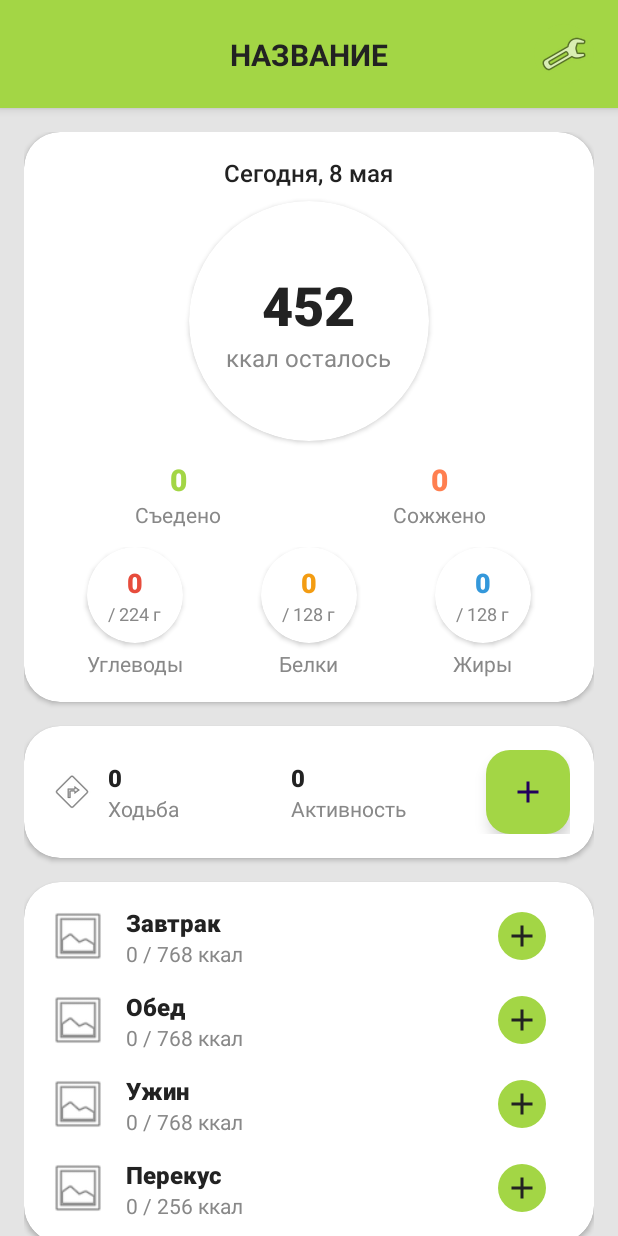
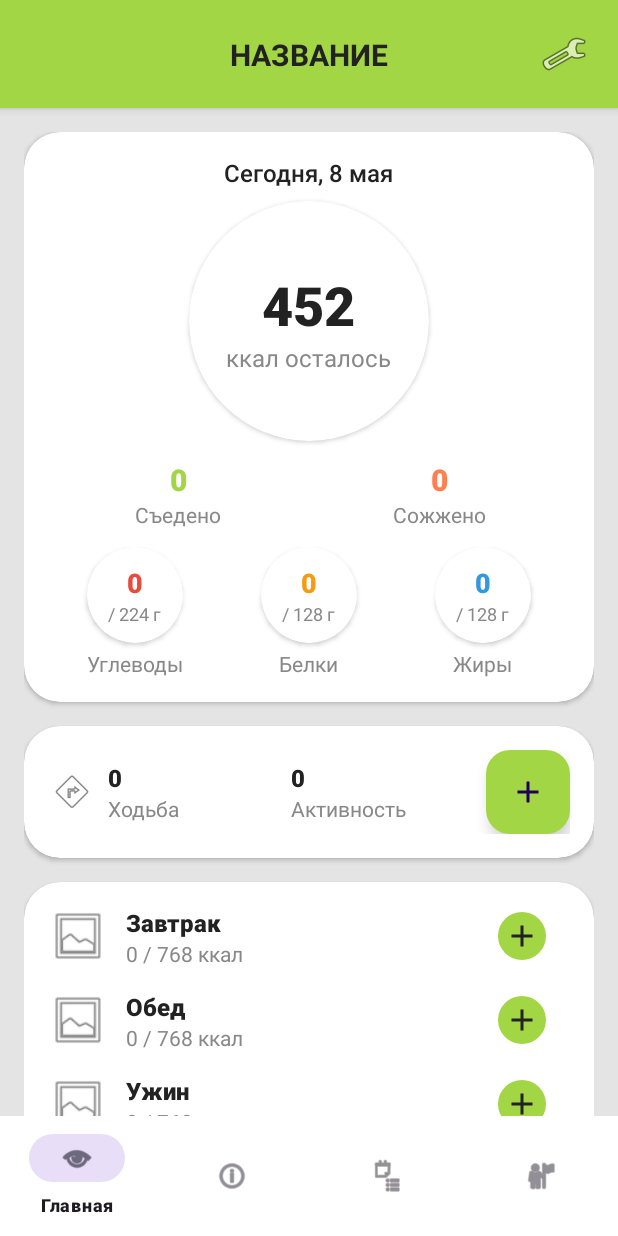
Before and after one commit to Hart1404/miniature-octo-couscous, an Android app: the screen it shows after launch (MainActivity), on a phone screen of 412 x 824 dp. Run offline under Robolectric (Android 15) with nearby library versions, the phone set to English and light mode, and no system bars.

Commit message:
Нижняя панель

```diff
--- /dev/null
+++ b/app/src/main/java/com/example/myapplication/MainActivity.kt
@@ -0,0 +1,43 @@
+package com.example.myapplication
+
+import android.os.Bundle
+import androidx.appcompat.app.AppCompatActivity
+import androidx.fragment.app.Fragment
+import com.google.android.material.bottomnavigation.BottomNavigationView
+
+class MainActivity : AppCompatActivity() {
+    override fun onCreate(savedInstanceState: Bundle?) {
+        super.onCreate(savedInstanceState)
+        setContentView(R.layout.activity_main)
+
+        // Настройка нижней навигации
+        val bottomNav = findViewById<BottomNavigationView>(R.id.bottomNavView)
+        bottomNav.setOnItemSelectedListener { item ->
+            when (item.itemId) {
+                R.id.navigation_home -> {
+                    // Главная страница уже отображается
+                    true
+                }
+                R.id.navigation_recommendations -> {
+                    loadFragment(RecommendationsFragment())
+                    true
+                }
+                R.id.navigation_statistics -> {
+                    loadFragment(StatisticsFragment())
+                    true
+                }
+                R.id.navigation_profile -> {
+                    loadFragment(ProfileFragment())
+                    true
+                }
+                else -> false
+            }
+        }
+    }
+
+    private fun loadFragment(fragment: Fragment) {
+        supportFragmentManager.beginTransaction()
+            .replace(R.id.fragmentContainer, fragment)
+            .commit()
+    }
+}
--- a/app/src/main/res/layout/activity_main.xml
+++ b/app/src/main/res/layout/activity_main.xml
@@ -73,7 +73,8 @@
             android:layout_width="match_parent"
             android:layout_height="wrap_content"
             android:orientation="vertical"
-            android:padding="16dp">
+            android:padding="16dp"
+            android:paddingBottom="56dp">
 
             <!-- Карточка дня -->
             <androidx.cardview.widget.CardView
@@ -645,7 +646,23 @@
                     </androidx.constraintlayout.widget.ConstraintLayout>
                 </LinearLayout>
             </androidx.cardview.widget.CardView>
+
+            <!-- Заполнитель для нижней панели -->
+            <View
+                android:layout_width="match_parent"
+                android:layout_height="56dp" />
         </LinearLayout>
     </ScrollView>
 
+    <com.google.android.material.bottomnavigation.BottomNavigationView
+        android:id="@+id/bottomNavView"
+        android:layout_width="0dp"
+        android:layout_height="wrap_content"
+        android:layout_gravity="bottom"
+        app:menu="@menu/bottom_nav_menu"
+        app:layout_constraintBottom_toBottomOf="parent"
+        app:layout_constraintStart_toStartOf="parent"
+        app:layout_constraintEnd_toEndOf="parent"
+        android:background="#FFF" />
+
 </androidx.constraintlayout.widget.ConstraintLayout>
--- /dev/null
+++ b/app/src/main/res/menu/bottom_nav_menu.xml
@@ -0,0 +1,19 @@
+<?xml version="1.0" encoding="utf-8"?>
+<menu xmlns:android="http://schemas.android.com/apk/res/android">
+    <item
+        android:id="@+id/nav_home"
+        android:icon="@android:drawable/ic_menu_view"
+        android:title="Главная" />
+    <item
+        android:id="@+id/nav_recommend"
+        android:icon="@android:drawable/ic_menu_info_details"
+        android:title="Рекомендации" />
+    <item
+        android:id="@+id/nav_stats"
+        android:icon="@android:drawable/ic_menu_agenda"
+        android:title="Статистика" />
+    <item
+        android:id="@+id/nav_profile"
+        android:icon="@android:drawable/ic_menu_myplaces"
+        android:title="Профиль" />
+</menu>
```
Also changed, not shown: app/src/main/java/com/example/myapplication/ProfileFragment.kt (added, +17 -0 lines), app/src/main/java/com/example/myapplication/RecommendationsFragment.kt (added, +17 -0 lines), app/src/main/java/com/example/myapplication/StatisticsFragment.kt (added, +17 -0 lines), app/src/main/res/layout/fragment_profile.xml (added, +65 -0 lines), app/src/main/res/layout/fragment_recommendations.xml (added, +65 -0 lines), app/src/main/res/layout/fragment_statistics.xml (added, +65 -0 lines).
